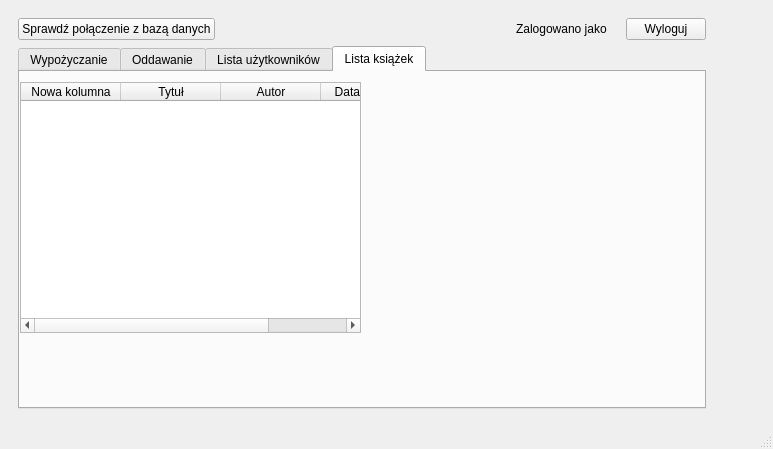
First picture: the form in QT_files/mainwindow.ui, repository Sebastian029/Projekt-Cpp-v.2, before the edit.
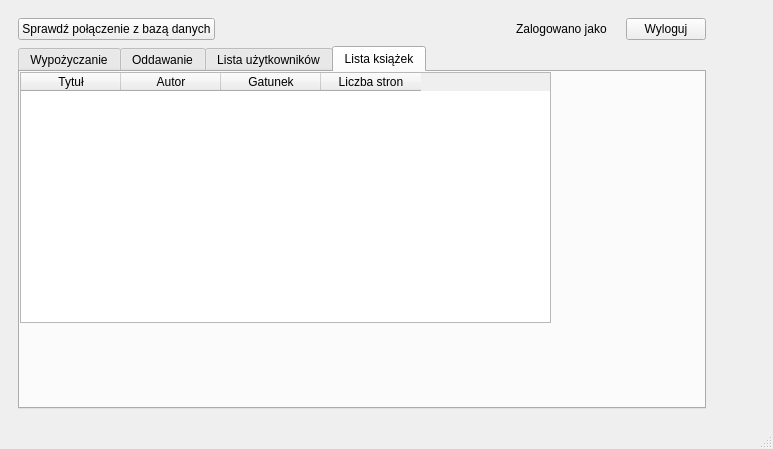
Second picture: the form after the edit. The open tabs and pages were chosen to show the change.

What changed in the file:
```diff
--- a/QT_files/mainwindow.ui
+++ b/QT_files/mainwindow.ui
@@ -435,16 +435,11 @@
               <property name="geometry">
                <rect>
                 <x>0</x>
-                <y>10</y>
-                <width>341</width>
+                <y>0</y>
+                <width>531</width>
                 <height>251</height>
                </rect>
               </property>
-              <column>
-               <property name="text">
-                <string>Nowa kolumna</string>
-               </property>
-              </column>
               <column>
                <property name="text">
                 <string>Tytuł</string>
@@ -457,7 +452,12 @@
               </column>
               <column>
                <property name="text">
-                <string>Data wydania</string>
+                <string>Gatunek</string>
+               </property>
+              </column>
+              <column>
+               <property name="text">
+                <string>Liczba stron</string>
                </property>
               </column>
              </widget>
```
Left out of the diff: 4 changed lines with no effect on the pictures.
